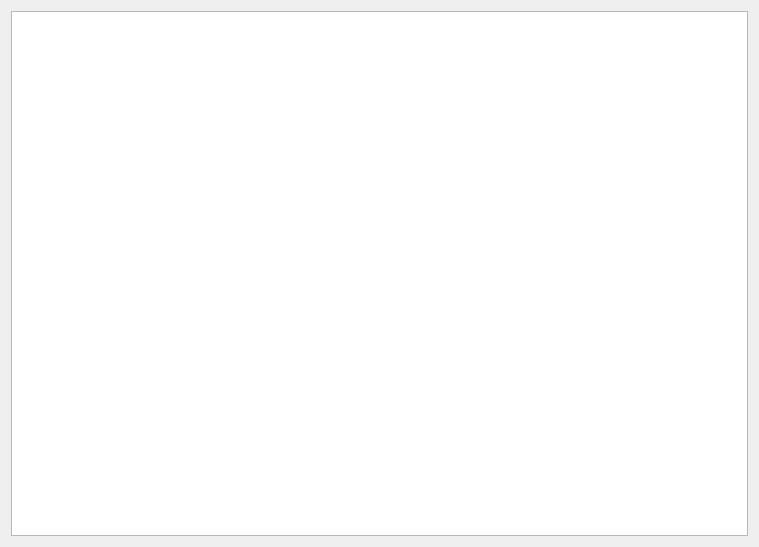
The window that proc/procwidget.ui (Codevka/qttop) describes before a commit, drawn with Qt 5.
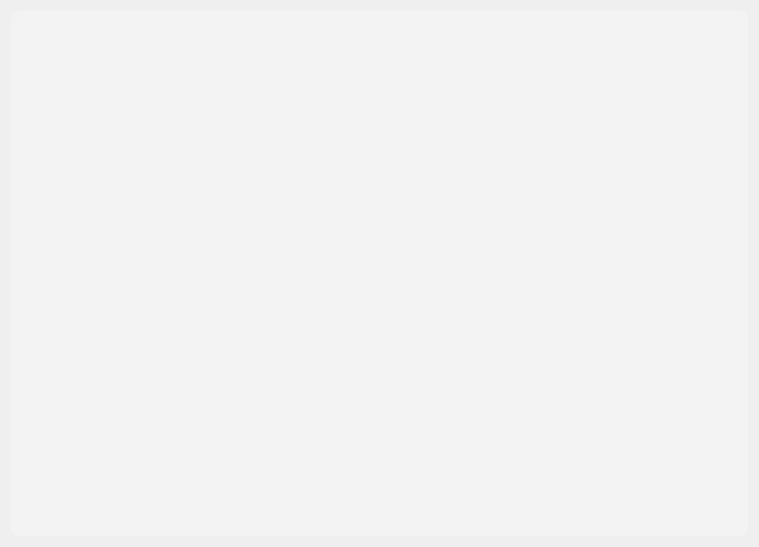
The same window after the commit.

```diff
--- a/proc/procwidget.ui
+++ b/proc/procwidget.ui
@@ -31,6 +31,10 @@
      <property name="contextMenuPolicy">
       <enum>Qt::CustomContextMenu</enum>
      </property>
+     <property name="styleSheet">
+      <string notr="true">background-color: rgb(243, 243, 243);
+border-radius: 8px;</string>
+     </property>
      <property name="showGrid">
       <bool>true</bool>
      </property>
```
